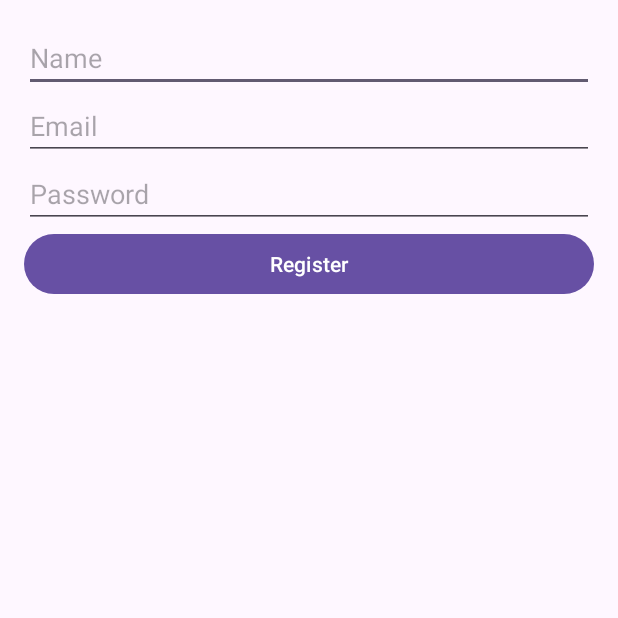
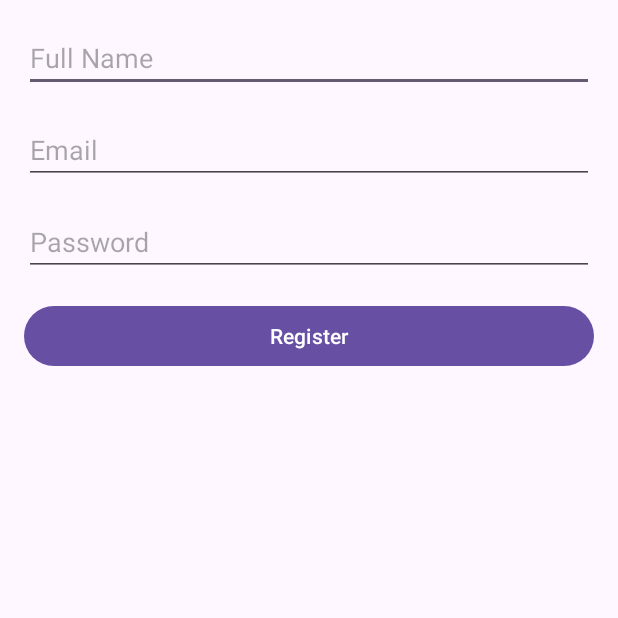
Before and after one commit to ImamNurHadi/Smart-Emergency-and-Road-Assistance, an Android app: the RegisterActivity screen opened directly, with no data from a screen before it, on a phone screen of 412 x 824 dp, the top half of it. Run offline under Robolectric (Android 15) with nearby library versions, the light colour scheme and no system bars; our stand-ins replace Firebase (no records; nobody signed in at launch, a user with empty details on screens opened directly).

Commit message:
Add login and register, insert it on Auth and RD firebase

```diff
--- a/app/src/main/java/com/example/sera/MainActivity.java
+++ b/app/src/main/java/com/example/sera/MainActivity.java
@@ -39,6 +39,8 @@ import com.google.android.gms.location.LocationResult;
 import com.google.android.gms.location.LocationServices;
 import com.google.firebase.auth.FirebaseAuth;
 import com.google.firebase.auth.FirebaseUser;
+import com.google.firebase.database.DatabaseReference;
+import com.google.firebase.database.FirebaseDatabase;
 
 public class MainActivity extends AppCompatActivity {
 
@@ -80,6 +82,7 @@ public class MainActivity extends AppCompatActivity {
     protected void onCreate(Bundle savedInstanceState) {
         super.onCreate(savedInstanceState);
         setContentView(R.layout.activity_main);
+
 
         requestPermissions();
         // Initialize views
--- a/app/src/main/res/layout/activity_register.xml
+++ b/app/src/main/res/layout/activity_register.xml
@@ -1,35 +1,37 @@
-<?xml version="1.0" encoding="utf-8"?>
-<LinearLayout xmlns:android="http://schemas.android.com/apk/res/android"
+<LinearLayout
+    xmlns:android="http://schemas.android.com/apk/res/android"
     android:layout_width="match_parent"
     android:layout_height="match_parent"
-    android:orientation="vertical"
-    android:padding="16dp">
+    android:padding="16dp"
+    android:orientation="vertical">
 
     <EditText
         android:id="@+id/et_name"
         android:layout_width="match_parent"
         android:layout_height="wrap_content"
-        android:hint="Name"
-        android:inputType="textPersonName"/>
+        android:hint="Full Name"
+        android:inputType="textPersonName"
+        android:layout_marginBottom="16dp" />
 
     <EditText
         android:id="@+id/et_email"
         android:layout_width="match_parent"
         android:layout_height="wrap_content"
         android:hint="Email"
-        android:inputType="textEmailAddress"/>
+        android:inputType="textEmailAddress"
+        android:layout_marginBottom="16dp" />
 
     <EditText
         android:id="@+id/et_password"
         android:layout_width="match_parent"
         android:layout_height="wrap_content"
         android:hint="Password"
-        android:inputType="textPassword"/>
+        android:inputType="textPassword"
+        android:layout_marginBottom="16dp" />
 
     <Button
         android:id="@+id/btn_register"
         android:layout_width="match_parent"
         android:layout_height="wrap_content"
-        android:text="Register"/>
-
+        android:text="Register" />
 </LinearLayout>
```
Also changed, not shown: app/src/main/java/com/example/sera/RegisterActivity.java (+23 -9 lines), app/src/main/java/com/example/sera/User.java (added, +42 -0 lines), 1 other file.
